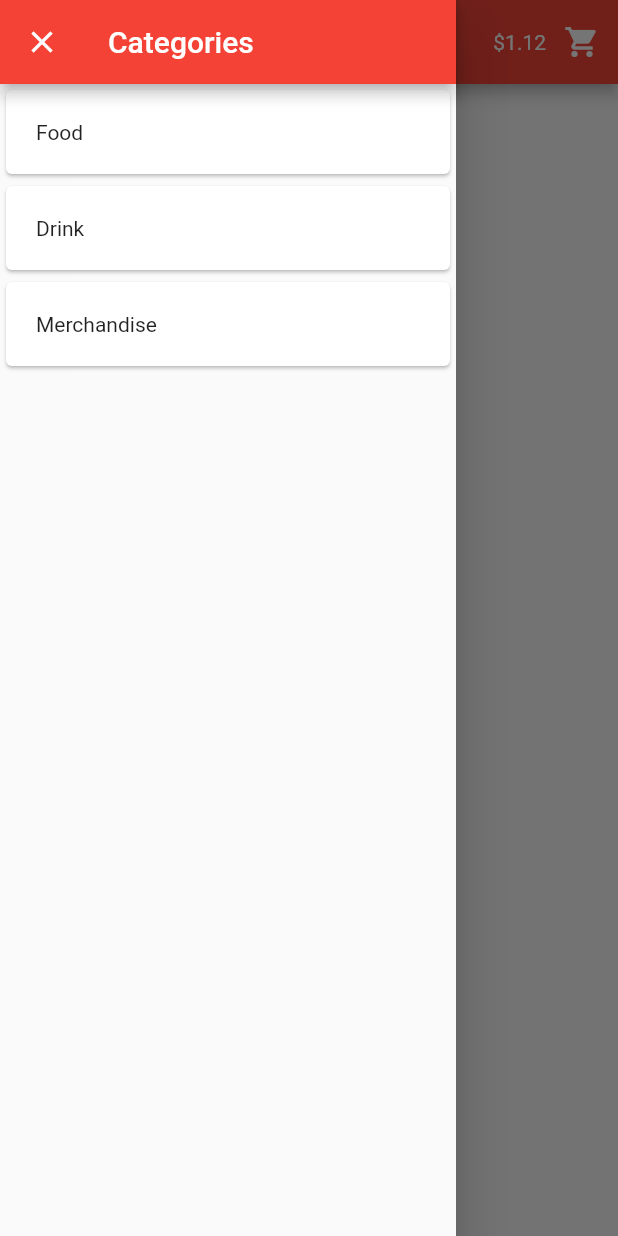
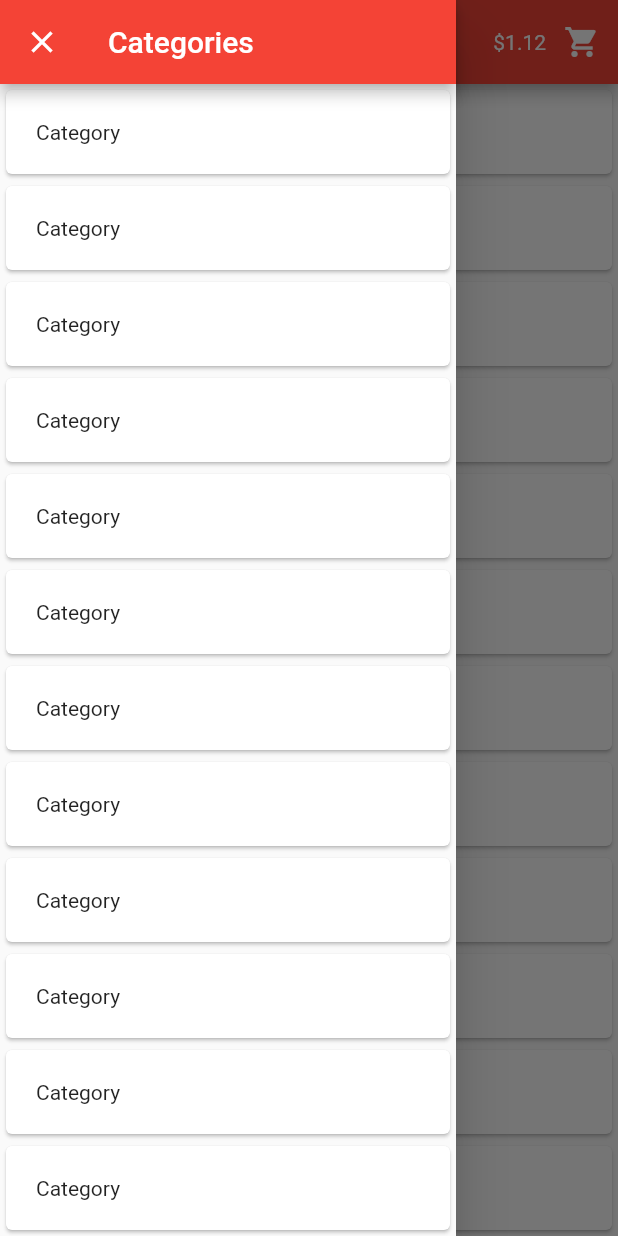
Before and after one commit to jacob-myers/NAPOS-Customer, a Flutter app: the screen it shows after launch, with the side drawer open, on a phone screen of 412 x 824 dp. Run offline on Flutter 3.47's test engine with Material 2 defaults, Android fonts, the light colour scheme and no system bars.

Commit message:
Generating list for categories. Populating menu with a generated list as well.

```diff
--- a/lib/pages/menu.dart
+++ b/lib/pages/menu.dart
@@ -58,7 +58,6 @@ class _MyMenuState extends State<MyMenu> {
               textAlign: TextAlign.center,
             ),
           ),
-
           //Button to navigate to cart.
           IconButton(
             icon: Icon(Icons.shopping_cart),
@@ -69,6 +68,21 @@ class _MyMenuState extends State<MyMenu> {
         ],
       ),
       drawer: SideBar(),
+      body: ListView(
+        children: List.generate(20, (index) {
+          return InkWell(
+            child: Card(
+              child: Padding(
+                padding:EdgeInsets.all(20.0),
+                child: Text("Menu Item")
+              )
+            ),
+            onTap: () {
+              // NAVIGATE TO DETAILS PAGE ABOUT THE ITEM
+            },
+          );
+        }),
+      ),
     );
   }
 }
--- a/lib/widgets/sidebar.dart
+++ b/lib/widgets/sidebar.dart
@@ -30,41 +30,19 @@ class _SideBar extends State<SideBar> {
         ),
         // Categories Body
         body: ListView(
-          children: [
-            InkWell(
+          children: List.generate(20, (index) {
+            return InkWell(
               child: Card(
                 child: Padding(
                   padding: EdgeInsets.all(20.0),
-                  child: Text("Food")
+                  child: Text("Category")
                 )
               ),
               onTap: () {
-
+                // SHOW ONLY ITEMS FROM CATEGORY
               },
-            ),
-            InkWell(
-              child: Card(
-                  child: Padding(
-                      padding: EdgeInsets.all(20.0),
-                      child: Text("Drink")
-                  )
-              ),
-              onTap: () {
-
-              },
-            ),
-            InkWell(
-              child: Card(
-                  child: Padding(
-                      padding: EdgeInsets.all(20.0),
-                      child: Text("Merchandise")
-                  )
-              ),
-              onTap: () {
-
-              },
-            ),
-          ],
+            );
+          })
         ),
       )
     );
```
